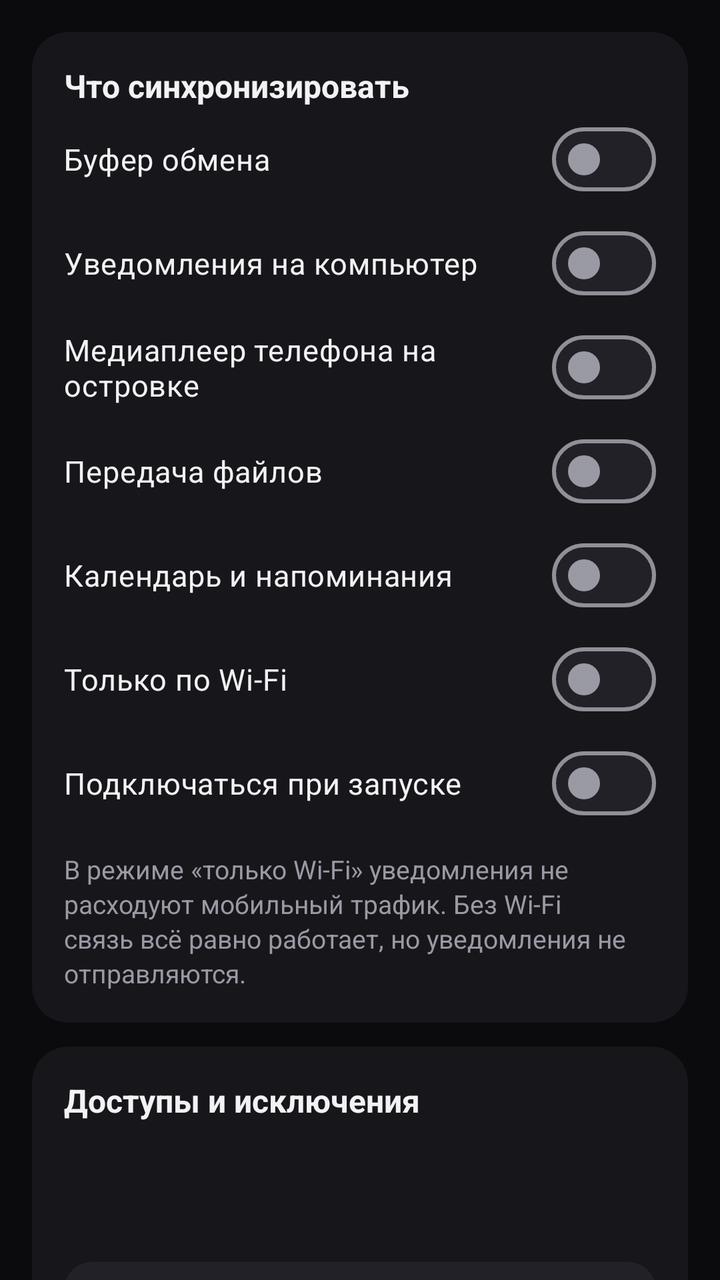
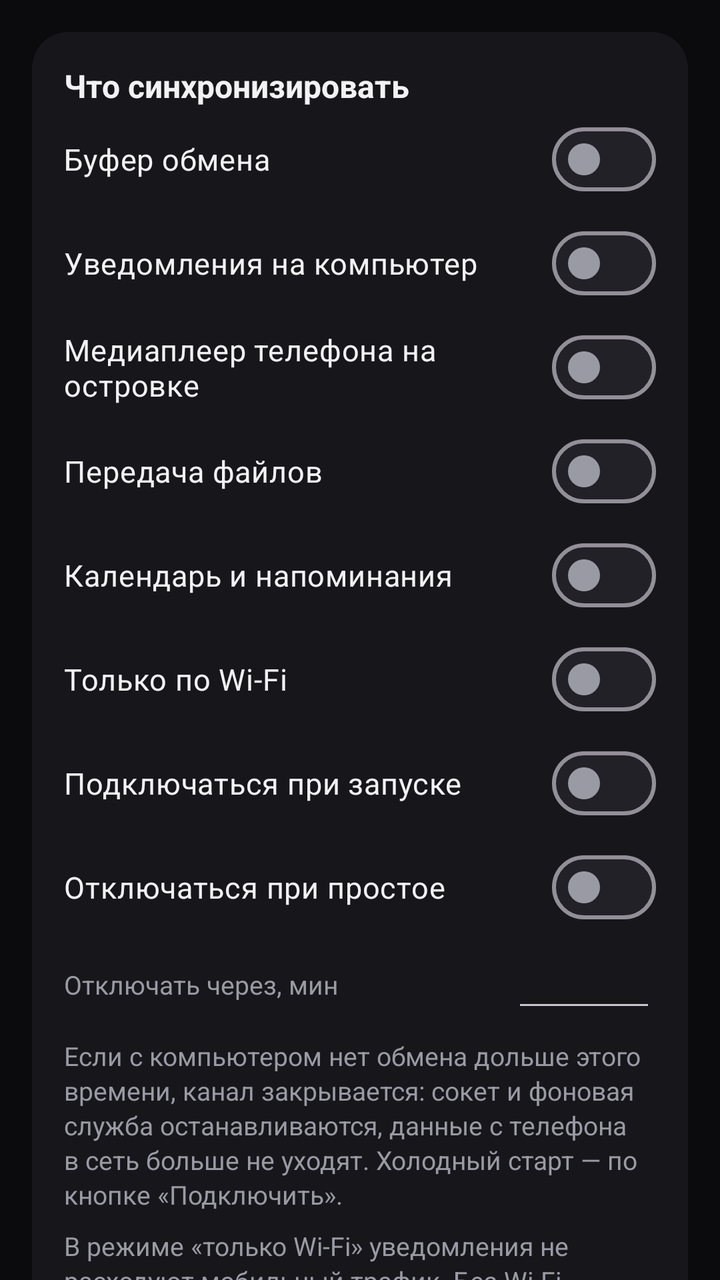

Compare the two renders of this Android layout. The source of the first and the diff that turns it into the second are given below.
<!-- AndroidManifest.xml: application theme Theme.DiLink -->
<!-- res/layout/fragment_settings.xml -->
<?xml version="1.0" encoding="utf-8"?>
<androidx.core.widget.NestedScrollView xmlns:android="http://schemas.android.com/apk/res/android"
    xmlns:app="http://schemas.android.com/apk/res-auto"
    android:layout_width="match_parent"
    android:layout_height="match_parent"
    android:fillViewport="true">

    <LinearLayout
        android:layout_width="match_parent"
        android:layout_height="wrap_content"
        android:orientation="vertical"
        android:padding="16dp">

        <com.google.android.material.card.MaterialCardView
            android:layout_width="match_parent"
            android:layout_height="wrap_content"
            android:layout_marginBottom="12dp">

            <LinearLayout
                android:layout_width="match_parent"
                android:layout_height="wrap_content"
                android:orientation="vertical">

                <TextView
                    style="@style/Text_DiLink_Section"
                    android:layout_width="match_parent"
                    android:layout_height="wrap_content"
                    android:text="@string/section_sync" />

                <com.google.android.material.materialswitch.MaterialSwitch
                    android:id="@+id/switchClipboard"
                    style="@style/Widget_DiLink_SwitchRow"
                    android:layout_width="match_parent"
                    android:layout_height="wrap_content"
                    android:text="@string/row_clipboard" />

                <com.google.android.material.materialswitch.MaterialSwitch
                    android:id="@+id/switchNotifications"
                    style="@style/Widget_DiLink_SwitchRow"
                    android:layout_width="match_parent"
                    android:layout_height="wrap_content"
                    android:text="@string/row_notifications" />

                <com.google.android.material.materialswitch.MaterialSwitch
                    android:id="@+id/switchMedia"
                    style="@style/Widget_DiLink_SwitchRow"
                    android:layout_width="match_parent"
                    android:layout_height="wrap_content"
                    android:text="@string/row_media" />

                <com.google.android.material.materialswitch.MaterialSwitch
                    android:id="@+id/switchFiles"
                    style="@style/Widget_DiLink_SwitchRow"
                    android:layout_width="match_parent"
                    android:layout_height="wrap_content"
                    android:text="@string/row_files" />

                <com.google.android.material.materialswitch.MaterialSwitch
                    android:id="@+id/switchPlanner"
                    style="@style/Widget_DiLink_SwitchRow"
                    android:layout_width="match_parent"
                    android:layout_height="wrap_content"
                    android:text="@string/row_planner" />

                <com.google.android.material.materialswitch.MaterialSwitch
                    android:id="@+id/switchWifi"
                    style="@style/Widget_DiLink_SwitchRow"
                    android:layout_width="match_parent"
                    android:layout_height="wrap_content"
                    android:text="@string/row_wifi_only" />

                <com.google.android.material.materialswitch.MaterialSwitch
                    android:id="@+id/switchAuto"
                    style="@style/Widget_DiLink_SwitchRow"
                    android:layout_width="match_parent"
                    android:layout_height="wrap_content"
                    android:text="@string/row_auto" />

                <TextView
                    style="@style/Text_DiLink_Body"
                    android:layout_width="match_parent"
                    android:layout_height="wrap_content"
                    android:layout_marginTop="8dp"
                    android:text="@string/wifi_only_hint" />
            </LinearLayout>
        </com.google.android.material.card.MaterialCardView>

        <com.google.android.material.card.MaterialCardView
            android:layout_width="match_parent"
            android:layout_height="wrap_content"
            android:layout_marginBottom="12dp">

            <LinearLayout
                android:layout_width="match_parent"
                android:layout_height="wrap_content"
                android:orientation="vertical">

                <TextView
                    style="@style/Text_DiLink_Section"
                    android:layout_width="match_parent"
                    android:layout_height="wrap_content"
                    android:text="@string/section_access" />

                <TextView
                    android:id="@+id/accessNotifications"
                    style="@style/Widget_DiLink_SwitchRow"
                    android:layout_width="match_parent"
                    android:layout_height="wrap_content"
                    android:layout_marginTop="6dp" />

                <com.google.android.material.button.MaterialButton
                    android:id="@+id/grantNotifications"
                    style="@style/Widget_DiLink_Button"
                    android:layout_width="match_parent"
                    android:layout_height="wrap_content"
                    android:layout_marginTop="8dp"
                    android:backgroundTint="@color/surface_high"
                    android:text="@string/action_grant"
                    android:textColor="@color/text_primary" />

                <LinearLayout
                    android:layout_width="match_parent"
                    android:layout_height="wrap_content"
                    android:layout_marginTop="14dp"
                    android:orientation="horizontal">

                    <EditText
                        android:id="@+id/ignoreInput"
                        android:layout_width="0dp"
                        android:layout_height="wrap_content"
                        android:layout_weight="1"
                        android:hint="@string/hint_ignore"
                        android:inputType="text"
                        android:textColor="@color/text_primary"
                        android:textColorHint="@color/text_secondary"
                        android:textSize="14sp"
                        android:autofillHints="" />

                    <com.google.android.material.button.MaterialButton
                        android:id="@+id/addIgnore"
                        style="@style/Widget_DiLink_Button"
                        android:layout_width="wrap_content"
                        android:layout_height="wrap_content"
                        android:layout_marginStart="8dp"
                        android:text="@string/action_add" />
                </LinearLayout>

                <TextView
                    android:id="@+id/ignoreList"
                    style="@style/Text_DiLink_Body"
                    android:layout_width="match_parent"
                    android:layout_height="wrap_content"
                    android:layout_marginTop="8dp" />
            </LinearLayout>
        </com.google.android.material.card.MaterialCardView>

        <TextView
            android:id="@+id/version"
            style="@style/Text_DiLink_Caption"
            android:layout_width="match_parent"
            android:layout_height="wrap_content"
            android:gravity="center"
            android:paddingTop="8dp"
            android:paddingBottom="16dp" />

    </LinearLayout>
</androidx.core.widget.NestedScrollView>
<!-- resources referenced by this layout -->
<resources>
  <color name="surface_high">#FF212127</color>
  <color name="text_primary">#FFF2F2F5</color>
  <color name="text_secondary">#FF9A9AA5</color>
  <string name="action_add">Добавить</string>
  <string name="action_grant">Разрешить</string>
  <string name="hint_ignore">Пакет в исключениях, например com.viber.voip</string>
  <string name="row_auto">Подключаться при запуске</string>
  <string name="row_clipboard">Буфер обмена</string>
  <string name="row_files">Передача файлов</string>
  <string name="row_media">Медиаплеер телефона на островке</string>
  <string name="row_notifications">Уведомления на компьютер</string>
  <string name="row_planner">Календарь и напоминания</string>
  <string name="row_wifi_only">Только по Wi-Fi</string>
  <string name="section_access">Доступы и исключения</string>
  <string name="section_sync">Что синхронизировать</string>
  <string name="wifi_only_hint">В режиме «только Wi-Fi» уведомления не расходуют мобильный трафик. Без Wi-Fi связь всё равно работает, но уведомления не отправляются.</string>
  <style name="Text_DiLink_Body">
          <item name="android:textColor">@color/text_secondary</item>
          <item name="android:textSize">13sp</item>
          <item name="android:lineSpacingExtra">2dp</item>
      </style>
  <style name="Text_DiLink_Caption">
          <item name="android:textColor">@color/text_secondary</item>
          <item name="android:textSize">11sp</item>
      </style>
  <style name="Text_DiLink_Section">
          <item name="android:textColor">@color/text_primary</item>
          <item name="android:textSize">16sp</item>
          <item name="android:textStyle">bold</item>
      </style>
  <style name="Widget_DiLink_Button" parent="Widget.Material3.Button">
          <item name="cornerRadius">14dp</item>
          <item name="android:textAllCaps">false</item>
          <item name="android:textSize">15sp</item>
          <item name="android:letterSpacing">0</item>
      </style>
  <style name="Widget_DiLink_SwitchRow" parent="Widget.Material3.CompoundButton.MaterialSwitch">
          <item name="android:minHeight">52dp</item>
          <item name="android:gravity">center_vertical</item>
          <item name="android:textColor">@color/text_primary</item>
          <item name="android:textSize">15sp</item>
          <item name="android:paddingStart">0dp</item>
          <item name="android:paddingEnd">0dp</item>
          <item name="thumbTint">@color/text_secondary</item>
          <item name="trackTint">@color/surface_high</item>
      </style>
  <color name="accent">#FF5B8CFF</color>
  <color name="surface">#FF17171B</color>
  <color name="bg">#FF0B0B0D</color>
  <style name="Widget_DiLink_Card" parent="Widget.Material3.CardView.Filled">
          <item name="cardBackgroundColor">@color/surface</item>
          <item name="cardCornerRadius">18dp</item>
          <item name="cardElevation">0dp</item>
          <item name="contentPadding">16dp</item>
          <item name="strokeWidth">0dp</item>
      </style>
  <style name="Widget_DiLink_Switch" parent="Widget.Material3.CompoundButton.MaterialSwitch">
          <item name="thumbTint">@color/text_primary</item>
          <item name="trackTint">@color/accent_soft</item>
      </style>
  <style name="Widget_DiLink_Toolbar" parent="Widget.Material3.Toolbar">
          <item name="android:background">@color/bg</item>
          <item name="titleTextColor">@color/text_primary</item>
      </style>
  <color name="accent_soft">#335B8CFF</color>
  <!-- unchanged entries left out for length: 1 -->
</resources>

<!-- the commit's change to res/layout/fragment_settings.xml (unified diff, before → after) -->
@@ -75,6 +75,46 @@
                     android:layout_width="match_parent"
                     android:layout_height="wrap_content"
                     android:text="@string/row_auto" />
+
+                <com.google.android.material.materialswitch.MaterialSwitch
+                    android:id="@+id/switchIdle"
+                    style="@style/Widget_DiLink_SwitchRow"
+                    android:layout_width="match_parent"
+                    android:layout_height="wrap_content"
+                    android:text="@string/row_idle" />
+
+                <LinearLayout
+                    android:layout_width="match_parent"
+                    android:layout_height="wrap_content"
+                    android:gravity="center_vertical"
+                    android:orientation="horizontal"
+                    android:paddingTop="4dp">
+
+                    <TextView
+                        style="@style/Text_DiLink_Body"
+                        android:layout_width="0dp"
+                        android:layout_height="wrap_content"
+                        android:layout_weight="1"
+                        android:text="@string/row_idle_minutes" />
+
+                    <EditText
+                        android:id="@+id/idleMinutes"
+                        android:layout_width="72dp"
+                        android:layout_height="wrap_content"
+                        android:gravity="end"
+                        android:inputType="number"
+                        android:maxLength="3"
+                        android:autofillHints=""
+                        android:importantForAutofill="no"
+                        android:textSize="15sp" />
+                </LinearLayout>
+
+                <TextView
+                    style="@style/Text_DiLink_Body"
+                    android:layout_width="match_parent"
+                    android:layout_height="wrap_content"
+                    android:layout_marginTop="8dp"
+                    android:text="@string/idle_hint" />
 
                 <TextView
                     style="@style/Text_DiLink_Body"
<!-- resource entries referenced after the edit -->
@@ -6,9 +6,12 @@
   <string name="action_add">Добавить</string>
   <string name="action_grant">Разрешить</string>
   <string name="hint_ignore">Пакет в исключениях, например com.viber.voip</string>
+  <string name="idle_hint">Если с компьютером нет обмена дольше этого времени, канал закрывается: сокет и фоновая служба останавливаются, данные с телефона в сеть больше не уходят. Холодный старт — по кнопке «Подключить».</string>
   <string name="row_auto">Подключаться при запуске</string>
   <string name="row_clipboard">Буфер обмена</string>
   <string name="row_files">Передача файлов</string>
+  <string name="row_idle">Отключаться при простое</string>
+  <string name="row_idle_minutes">Отключать через, мин</string>
   <string name="row_media">Медиаплеер телефона на островке</string>
   <string name="row_notifications">Уведомления на компьютер</string>
   <string name="row_planner">Календарь и напоминания</string>
